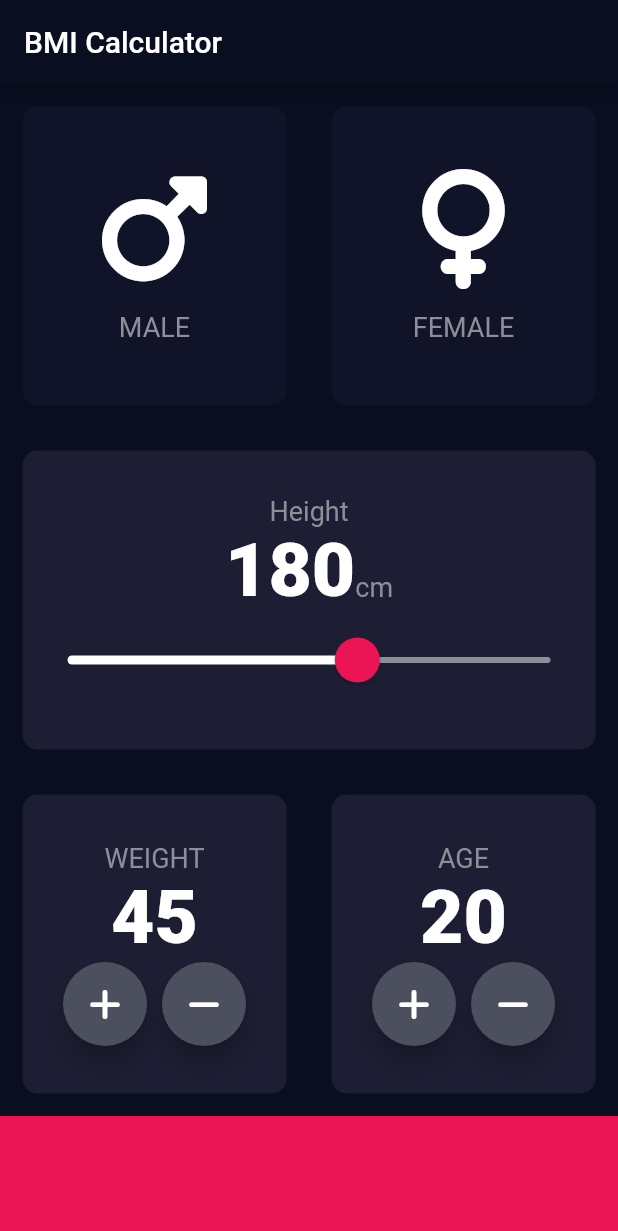
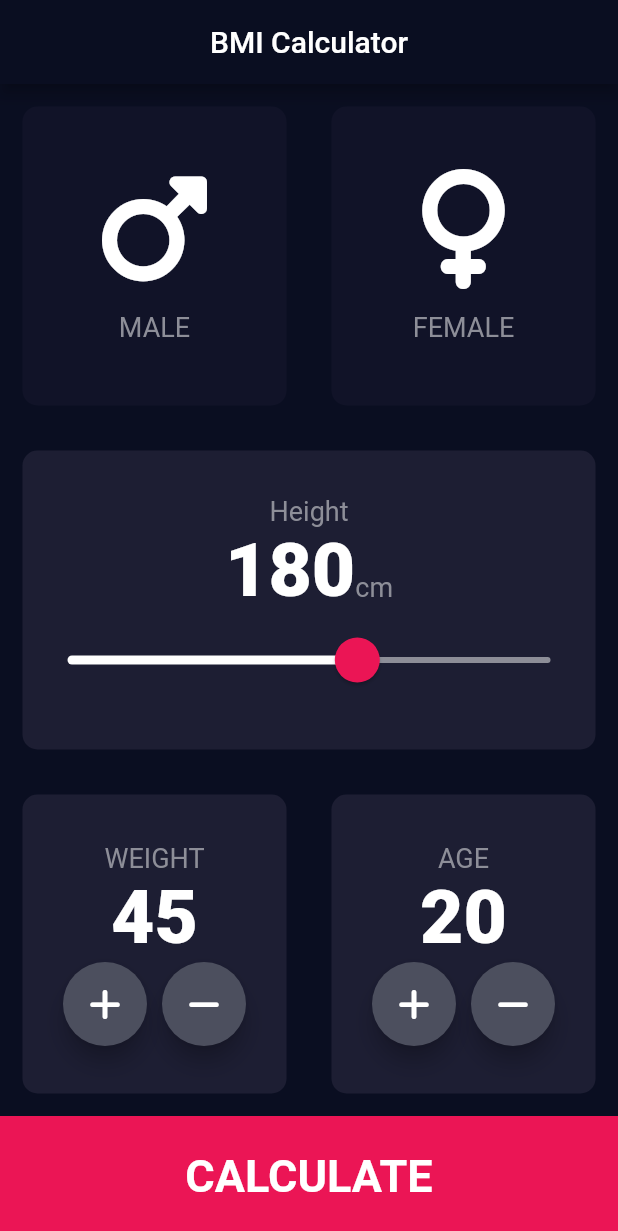
Before and after one commit to AdharshReghu/BMI-CALCULATOR, a Flutter app: the screen it shows after launch, on a phone screen of 412 x 824 dp. Shown: the top 1231 px of the screen. Run offline on Flutter 3.47's test engine with Material 2 defaults, Android fonts, the phone set to English and light mode, and no system bars; our stand-ins replace font_awesome_flutter.

Commit message:
(navigation to result page created)

```diff
--- /dev/null
+++ b/lib/Results_page.dart
@@ -0,0 +1,15 @@
+import 'package:flutter/material.dart';
+
+class ResultsPage extends StatelessWidget {
+  const ResultsPage({Key? key}) : super(key: key);
+
+  @override
+  Widget build(BuildContext context) {
+    return Scaffold(
+      appBar: AppBar(
+        title: const Text("BMI CALCULATOR"),
+      ),
+      body: Center(child: Text("Results Body")),
+    );
+  }
+}
--- a/lib/input_page.dart
+++ b/lib/input_page.dart
@@ -1,3 +1,4 @@
+import 'package:bmicalculator/Results_page.dart';
 import 'package:flutter/material.dart';
 import 'package:font_awesome_flutter/font_awesome_flutter.dart';
 import 'carddata.dart';
@@ -22,7 +23,7 @@ class _InputPageState extends State<InputPage> {
   Widget build(BuildContext context) {
     return Scaffold(
       appBar: AppBar(
-        title: Text("BMI Calculator"),
+        title: const Center(child: Text("BMI Calculator")),
       ),
       body: Column(
         children: [
@@ -73,7 +74,7 @@ class _InputPageState extends State<InputPage> {
               cardChild: Column(
                 mainAxisAlignment: MainAxisAlignment.center,
                 children: [
-                  Text(
+                  const Text(
                     "Height",
                     style: kLabeltextstyle,
                   ),
@@ -86,7 +87,7 @@ class _InputPageState extends State<InputPage> {
                         height.toString(),
                         style: kBigNumbers,
                       ),
-                      Text(
+                      const Text(
                         "cm",
                         style: kLabeltextstyle,
                       )
@@ -97,15 +98,15 @@ class _InputPageState extends State<InputPage> {
                         activeTrackColor: Colors.white,
                         thumbColor: const Color(0xffEB1555),
                         overlayColor: const Color(0x29EB1555),
-                        thumbShape:
-                            RoundSliderThumbShape(enabledThumbRadius: 15.0),
-                        overlayShape:
-                            RoundSliderThumbShape(enabledThumbRadius: 30.0)),
+                        thumbShape: const RoundSliderThumbShape(
+                            enabledThumbRadius: 15.0),
+                        overlayShape: const RoundSliderThumbShape(
+                            enabledThumbRadius: 30.0)),
                     child: Slider(
                       value: height.toDouble(),
                       min: 120,
                       max: 220,
-                      inactiveColor: Color(0xFF8D8E98),
+                      inactiveColor: const Color(0xFF8D8E98),
                       onChanged: (double newvalue) {
                         setState(() {
                           height = newvalue.toInt();
@@ -126,7 +127,7 @@ class _InputPageState extends State<InputPage> {
                     cardChild: Column(
                       mainAxisAlignment: MainAxisAlignment.center,
                       children: [
-                        Text(
+                        const Text(
                           "WEIGHT",
                           style: kLabeltextstyle,
                         ),
@@ -143,12 +144,12 @@ class _InputPageState extends State<InputPage> {
                                   weight++;
                                 });
                               },
-                              child: Icon(
+                              backgroundColor: const Color(
+                                0xFF4C4F5E,
+                              ),
+                              child: const Icon(
                                 FontAwesomeIcons.plus,
                                 color: Colors.white,
-                              ),
-                              backgroundColor: Color(
-                                0xFF4C4F5E,
                               ),
                             ),
                             const SizedBox(
@@ -160,10 +161,10 @@ class _InputPageState extends State<InputPage> {
                                   weight--;
                                 });
                               },
-                              backgroundColor: Color(
+                              backgroundColor: const Color(
                                 0xFF4C4F5E,
                               ),
-                              child: Icon(
+                              child: const Icon(
                                 FontAwesomeIcons.minus,
                                 color: Colors.white,
                               ),
@@ -180,7 +181,7 @@ class _InputPageState extends State<InputPage> {
                     cardChild: Column(
                       mainAxisAlignment: MainAxisAlignment.center,
                       children: [
-                        Text(
+                        const Text(
                           "AGE",
                           style: kLabeltextstyle,
                         ),
@@ -192,20 +193,20 @@ class _InputPageState extends State<InputPage> {
                           mainAxisAlignment: MainAxisAlignment.center,
                           children: [
                             FloatingActionButton(
-                              child: Icon(
-                                FontAwesomeIcons.plus,
-                                color: Colors.white,
-                              ),
                               onPressed: () {
                                 setState(() {
                                   age++;
                                 });
                               },
-                              backgroundColor: Color(
+                              backgroundColor: const Color(
                                 0xFF4C4F5E,
                               ),
+                              child: const Icon(
+                                FontAwesomeIcons.plus,
+                                color: Colors.white,
+                              ),
                             ),
-                            SizedBox(
+                            const SizedBox(
                               width: 10.0,
                             ),
                             FloatingActionButton(
@@ -214,10 +215,10 @@ class _InputPageState extends State<InputPage> {
                                   age--;
                                 });
                               },
-                              backgroundColor: Color(
+                              backgroundColor: const Color(
                                 0xFF4C4F5E,
                               ),
-                              child: Icon(
+                              child: const Icon(
                                 FontAwesomeIcons.minus,
                                 color: Colors.white,
                               ),
@@ -232,10 +233,22 @@ class _InputPageState extends State<InputPage> {
               ],
             ),
           ),
-          Container(
-            color: kBottomcontainercolor,
-            height: kBottomcontainerheght,
-            width: double.infinity,
+          GestureDetector(
+            onTap: () {
+              Navigator.push(context,
+                  MaterialPageRoute(builder: (context) => ResultsPage()));
+            },
+            child: Container(
+              color: kBottomcontainercolor,
+              height: kBottomcontainerheght,
+              width: double.infinity,
+              child: Center(
+                child: const Text(
+                  "CALCULATE",
+                  style: TextStyle(fontSize: 30, fontWeight: FontWeight.bold),
+                ),
+              ),
+            ),
           )
         ],
       ),
```
